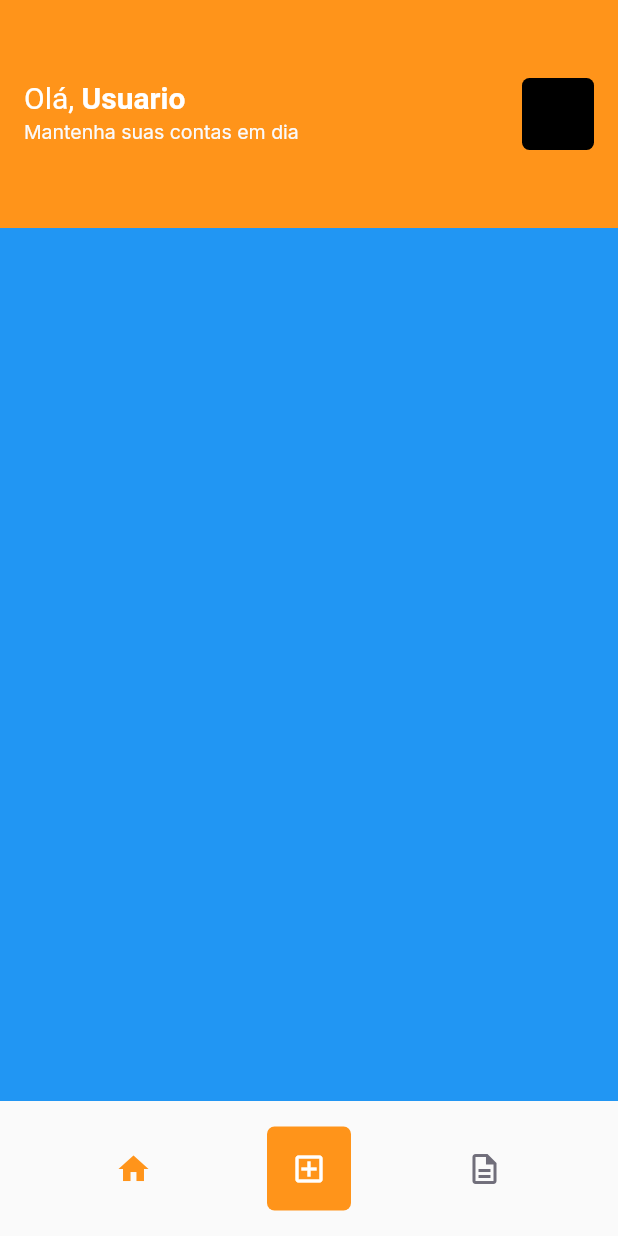
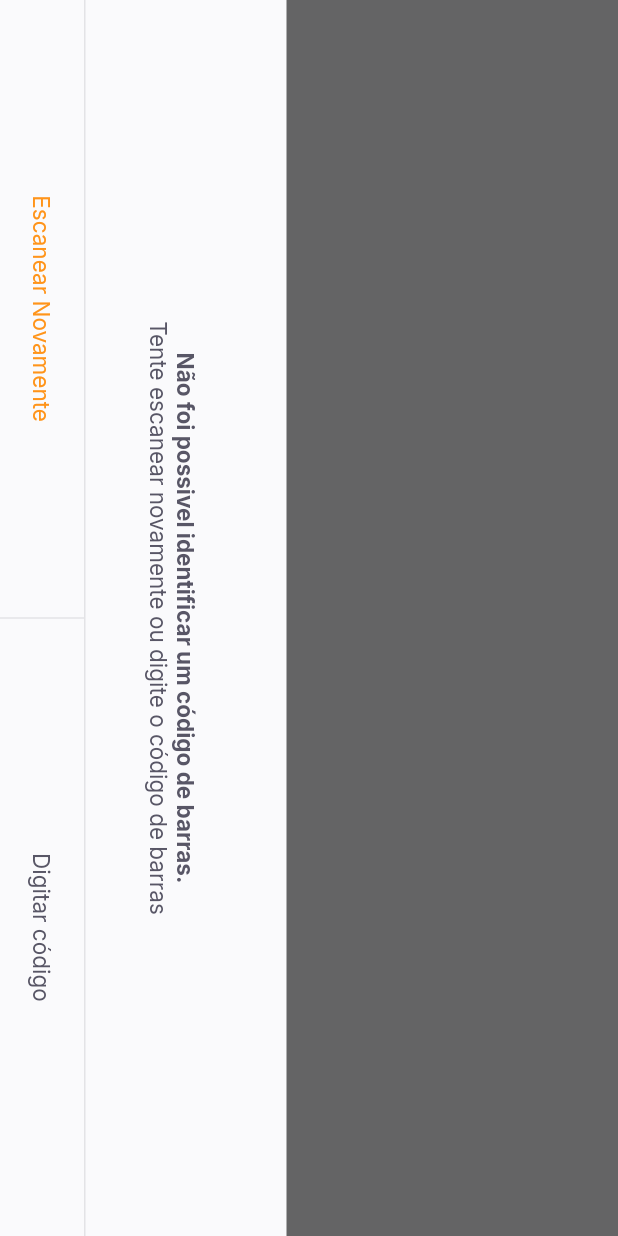
Before and after one commit to twChronous/NLW6-FLUTTER, a Flutter app: the HomePage screen opened by its route, after a tap on the "add box" icon, on a phone screen of 412 x 824 dp. Run offline on Flutter 3.47's test engine with Material 2 defaults, Android fonts, the phone set to English and light mode, and no system bars; our stand-ins replace firebase_core, google_fonts, google_sign_in, shared_preferences; missing offline and left inert: dart:ffi; accounts and stored records are empty.

Commit message:
:sparkles: feat: layout barcode_scanner concluido!

```diff
--- a/lib/app_widget.dart
+++ b/lib/app_widget.dart
@@ -1,18 +1,25 @@
 import 'package:flutter/material.dart';
+import 'package:flutter/services.dart';
+import 'package:payflow/shared/themes/app_colors.dart';
 import 'package:payflow/modules/home/home_page.dart';
 import 'package:payflow/modules/splash/splash_page.dart';
-import 'package:payflow/shared/themes/app_colors.dart';
+import 'package:payflow/modules/barcode_scanner/barcode_scanner_page.dart';
 
 import 'modules/login/login_page.dart';
 
 class AppWidget extends StatelessWidget {
-  const AppWidget({Key? key}) : super(key: key);
-
+  AppWidget({Key? key}) : super(key: key) {
+    SystemChrome.setPreferredOrientations([
+      DeviceOrientation.portraitUp,
+      DeviceOrientation.portraitDown,
+    ]);
+  }
   @override
   Widget build(BuildContext context) {
     return MaterialApp(
       title: 'Pay Flow',
       theme: ThemeData(
+        primarySwatch: Colors.orange,
         primaryColor:  AppColors.primary
       ),
       initialRoute: "/splash",
@@ -20,6 +27,7 @@ class AppWidget extends StatelessWidget {
         "/login": (context) => const LoginPage(),
         "/home": (context) => const HomePage(),
         "/splash": (context) => const SplashPage(),
+        "/barcode_scanner":(context) => const BarcodeScannerPage(),
       },
     );
   }
--- a/lib/main.dart
+++ b/lib/main.dart
@@ -29,7 +29,7 @@ class _AppFirebaseState extends State<AppFirebase> {
               ),
             ));
           } else if (snapshot.connectionState == ConnectionState.done) {
-            return const AppWidget();
+            return AppWidget();
           } else {
             return const Material(
               child: Center(
--- /dev/null
+++ b/lib/modules/barcode_scanner/barcode_scanner_page.dart
@@ -0,0 +1,69 @@
+import 'package:flutter/material.dart';
+import 'package:payflow/shared/themes/app_colors.dart';
+import 'package:payflow/shared/themes/app_text_styles.dart';
+import 'package:payflow/shared/widgets/bottom_sheet/bottom_sheet_widget.dart';
+import 'package:payflow/shared/widgets/set_label_buttons/set_label_buttons_widget.dart';
+
+class BarcodeScannerPage extends StatefulWidget {
+  const BarcodeScannerPage({Key? key}) : super(key: key);
+
+  @override
+  State<BarcodeScannerPage> createState() => _BarcodeScannerPageState();
+}
+
+class _BarcodeScannerPageState extends State<BarcodeScannerPage> {
+  @override
+  Widget build(BuildContext context) {
+    return BottomSheetWidget(
+      title: "Não foi possivel identificar um código de barras.",
+      subTitle: "Tente escanear novamente ou digite o código de barras",
+      primaryLabel: "Escanear Novamente",
+      secondaryLabel: "Digitar código",
+      primaryOnPressed: () {},
+      secondaryOnPressed: () {}
+    );
+    return SafeArea(
+      child: RotatedBox(
+        quarterTurns: 1,
+        child: Scaffold(
+            appBar: AppBar(
+              centerTitle: true,
+              backgroundColor: Colors.black,
+              title:  Text(
+                "Escaneie o codigo de barras do boleto",
+                style: TextStyles.buttonBackground,
+                ),
+              leading: const BackButton(
+                color: AppColors.background,
+              ),
+            ),
+            body: Column(
+              children: [
+                Expanded(
+                  child: Container(
+                    color: Colors.black.withOpacity(0.9),
+                  ),
+                ),
+                 Expanded(
+                  flex: 2,
+                  child: Container(
+                    color: Colors.transparent,
+                  ),
+                ),
+                 Expanded(
+                  child: Container(
+                    color: Colors.black.withOpacity(0.9),
+                  ),
+                )
+            ]),
+            bottomNavigationBar: SetLabelButtons(
+              primaryLabel: "Inserir Codigo do Boleto",
+              secondaryLabel: "Adicionar da galeria",
+              primaryOnPressed: () {},
+              secondaryOnPressed: () {},
+              ),
+          ),
+      ),
+    );
+  }
+}
--- a/lib/modules/home/home_page.dart
+++ b/lib/modules/home/home_page.dart
@@ -75,7 +75,7 @@ class _HomePageState extends State<HomePage> {
               GestureDetector(
                 onTap: () {
                   setState(() {});
-                  homeController.setPage(1);
+                  Navigator.pushNamed(context, "/barcode_scanner");
                 },
                 child: Container(
                     width: 56,
--- /dev/null
+++ b/lib/shared/widgets/bottom_sheet/bottom_sheet_widget.dart
@@ -0,0 +1,76 @@
+import 'package:flutter/material.dart';
+import 'package:payflow/shared/themes/app_colors.dart';
+import 'package:payflow/shared/themes/app_text_styles.dart';
+import 'package:payflow/shared/widgets/set_label_buttons/set_label_buttons_widget.dart';
+
+class BottomSheetWidget extends StatelessWidget {
+  final String title;
+  final String subTitle;
+  final String primaryLabel;
+  final String secondaryLabel;
+  final VoidCallback primaryOnPressed;
+  final VoidCallback secondaryOnPressed;
+
+  const BottomSheetWidget({
+    Key? key,
+    required this.title,
+    required this.subTitle,
+    required this.primaryLabel,
+    required this.secondaryLabel,
+    required this.primaryOnPressed,
+    required this.secondaryOnPressed,
+    }) : super(key: key);
+
+  @override
+  Widget build(BuildContext context) {
+    return SafeArea(
+      child: RotatedBox(
+      quarterTurns: 1,
+      child: Material(
+        child:Container(
+            color: AppColors.shape,
+            child: Column(
+              children: [
+                Expanded(
+                  child: Container(
+                    color: Colors.black.withOpacity(0.6)
+                    ),
+                ),
+                Column(
+                  children: [
+                    Padding(
+                      padding: const EdgeInsets.all(40),
+                      child: Text.rich(
+                        TextSpan(
+                        text: "\n$title",
+                        style: TextStyles.buttonBoldHeading,
+                        children: [
+                          TextSpan(
+                            text: "\n$subTitle",
+                            style: TextStyles.buttonHeading,
+                            )
+                        ]),
+                        textAlign: TextAlign.center,
+                        ),
+                    ),
+                      Container(
+                        height: 1,
+                        color: AppColors.stroke
+                      ),
+                    SetLabelButtons(
+                    enablePrimaryColor: true,
+                    primaryLabel:primaryLabel,
+                    secondaryLabel:secondaryLabel,
+                    primaryOnPressed:primaryOnPressed,
+                    secondaryOnPressed:secondaryOnPressed
+                    )
+                  ],
+                ),
+              ],
+            ),
+          ),
+        ),
+      ),
+    );
+  }
+}
--- /dev/null
+++ b/lib/shared/widgets/divider_vertical/divider_vertical_widget.dart
@@ -0,0 +1,15 @@
+import 'package:flutter/cupertino.dart';
+import 'package:payflow/shared/themes/app_colors.dart';
+
+class DividerVerticalWidget extends StatelessWidget {
+  const DividerVerticalWidget({Key? key}) : super(key: key);
+
+  @override
+  Widget build(BuildContext context) {
+    return Container (
+      width: 1,
+      height: double.maxFinite,
+      color: AppColors.stroke
+    );
+  }
+}
--- /dev/null
+++ b/lib/shared/widgets/label_button/label_button.dart
@@ -0,0 +1,29 @@
+import 'package:flutter/material.dart';
+import 'package:payflow/shared/themes/app_text_styles.dart';
+
+class LabelButton extends StatelessWidget {
+  final String label;
+  final VoidCallback onPressed;
+  final TextStyle? style;
+
+  const LabelButton({
+    Key? key,
+    required this.label,
+    required this.onPressed,
+    this.style
+    }) : super(key: key);
+
+  @override
+  Widget build(BuildContext context) {
+    return SizedBox(
+      height: 56,
+      child: TextButton(
+        onPressed: onPressed,
+        child: Text(
+          label,
+          style: style ?? TextStyles.buttonHeading,
+          ),
+        ),
+    );
+  }
+}
--- /dev/null
+++ b/lib/shared/widgets/set_label_buttons/set_label_buttons_widget.dart
@@ -0,0 +1,46 @@
+import 'dart:ffi';
+
+import 'package:flutter/cupertino.dart';
+import 'package:payflow/shared/themes/app_text_styles.dart';
+import 'package:payflow/shared/widgets/divider_vertical/divider_vertical_widget.dart';
+import 'package:payflow/shared/widgets/label_button/label_button.dart';
+
+class SetLabelButtons extends StatelessWidget {
+  final String primaryLabel;
+  final String secondaryLabel;
+  final VoidCallback primaryOnPressed;
+  final VoidCallback secondaryOnPressed;
+  final bool  enablePrimaryColor;
+
+  const SetLabelButtons({
+    Key? key,
+    required this.primaryLabel,
+    required this.secondaryLabel,
+    required this.primaryOnPressed,
+    required this.secondaryOnPressed,
+    this.enablePrimaryColor = false,
+    }) : super(key: key);
+
+  @override
+  Widget build(BuildContext context) {
+    return SizedBox(
+        height: 56,
+        child: Row(
+        children: [
+          Expanded(
+            child: LabelButton(
+              label: primaryLabel,
+              onPressed: primaryOnPressed,
+              style: enablePrimaryColor ? TextStyles.buttonPrimary : null
+              )
+            ),
+          const DividerVerticalWidget(),
+          Expanded(
+            child: LabelButton(
+              label: secondaryLabel,
+              onPressed: secondaryOnPressed
+            ))
+        ]),
+      );
+  }
+}
--- a/pubspec.yaml
+++ b/pubspec.yaml
@@ -33,10 +33,13 @@ dependencies:
 
   # The following adds the Cupertino Icons font to your application.
   # Use with the CupertinoIcons class for iOS style icons.
+  camera: ^0.10.0+1
   google_fonts: ^3.0.1
   firebase_core: ^1.3.0
+  google_ml_kit: ^0.12.0
   google_sign_in: ^5.4.1
   cupertino_icons: ^1.0.2
+  image_picker: ^0.8.5+3
   shared_preferences: ^2.0.15
   google_sign_in_web: ^0.10.2
 
```
Also changed, not shown: pubspec.lock, 1 other file.
